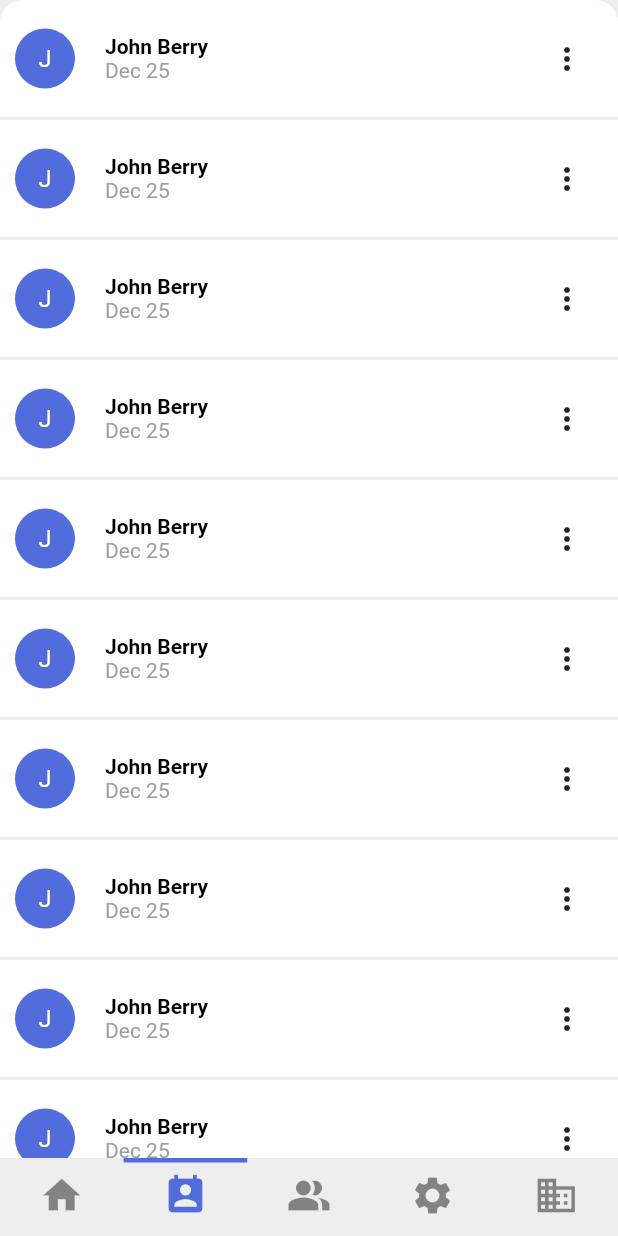
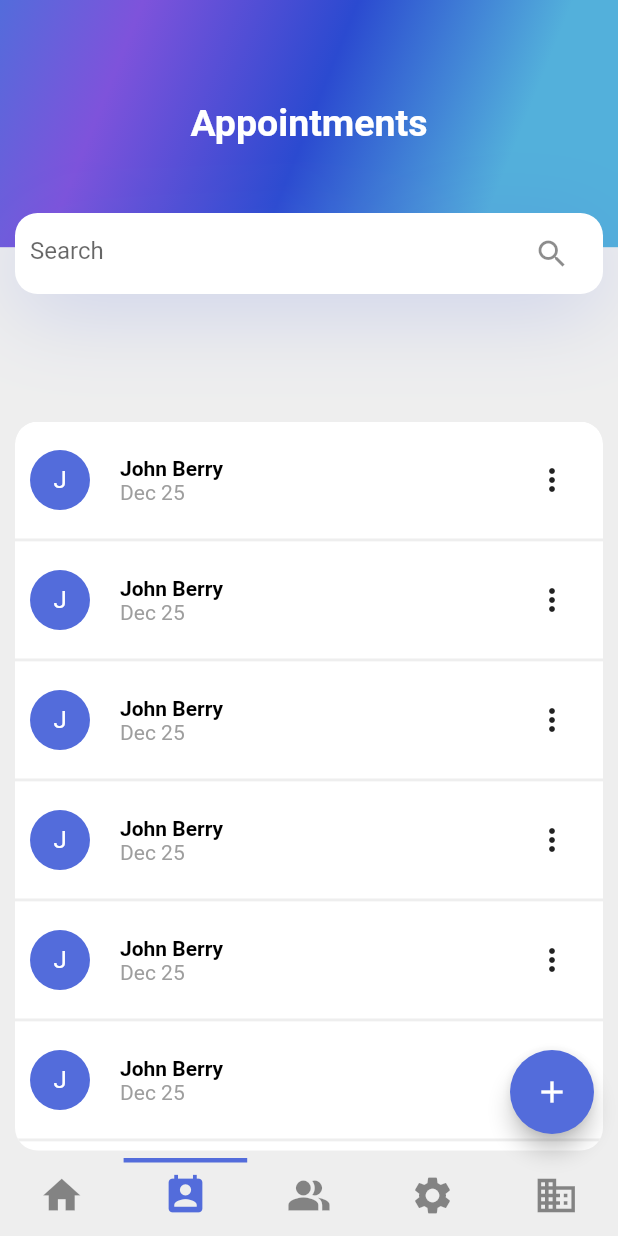
Before and after one commit to andrem122/NovaOneAppFlutter, a Flutter app: the screen it shows after launch, item 2 of the bottom bar chosen, on a phone screen of 412 x 824 dp. Run offline on Flutter 3.47's test engine with Material 2 defaults, Android fonts, the phone set to English and light mode, and no system bars; our stand-ins replace charts_flutter, device_preview, equatable, table_calendar.

Commit message:
Added appointments screen additional items like search text field

```diff
--- a/lib/screens/listObjects/novaOneListObjectsMobile.dart
+++ b/lib/screens/listObjects/novaOneListObjectsMobile.dart
@@ -1,6 +1,8 @@
 import 'package:flutter/material.dart';
+import 'package:novaone/constants.dart';
 import 'package:novaone/enums/enums.dart';
 import 'package:novaone/models/models.dart';
+import 'package:novaone/palette.dart';
 import 'package:novaone/widgets/widgets.dart';
 
 class NovaOneListObjectsMobilePortrait extends StatelessWidget {
@@ -13,11 +15,68 @@ class NovaOneListObjectsMobilePortrait extends StatelessWidget {
   @override
   Widget build(BuildContext context) {
     return Scaffold(
-      body: NovaOneTable(
-        tableItems: tableItems,
-        tableType: NovaOneTableTypes.ListTable,
-        scrollable: true,
-      ),
-    );
+        floatingActionButton: FloatingActionButton(
+          onPressed: () => print('Add Appointment'),
+          child: Icon(Icons.add),
+          backgroundColor: Palette.primaryColor,
+        ),
+        body: Column(children: [
+          Container(
+            height: MediaQuery.of(context).size.height * 0.25,
+            child: Stack(
+              children: [
+                GradientHeader(
+                  containerDecimalHeight: 0.20,
+                  child: SafeArea(
+                      child: Center(
+                          child: Text(
+                    'Appointments',
+                    style: TextStyle(
+                        color: Colors.white,
+                        fontSize: 25,
+                        fontWeight: FontWeight.bold),
+                  ))),
+                ),
+                Positioned(
+                  bottom: 0,
+                  left: 0,
+                  right: 0,
+                  child: Padding(
+                    padding: const EdgeInsets.all(defaultPadding),
+                    child: RoundedContainer(
+                      height: 54,
+                      boxShadow: [
+                        BoxShadow(
+                            blurRadius: 50,
+                            offset: Offset(0, 10),
+                            color: Palette.primaryColor.withOpacity(0.23))
+                      ],
+                      child: TextField(
+                        autocorrect: true,
+                        decoration: InputDecoration(
+                          enabledBorder: InputBorder.none,
+                          focusedBorder: InputBorder.none,
+                          hintText: 'Search',
+                          suffixIcon: Icon(Icons.search),
+                        ),
+                      ),
+                    ),
+                  ),
+                ),
+              ],
+            ),
+          ),
+          Flexible(
+            child: Padding(
+              padding: const EdgeInsets.fromLTRB(
+                  defaultPadding, 75, defaultPadding, 5),
+              child: NovaOneTable(
+                tableItems: tableItems,
+                tableType: NovaOneTableTypes.ListTable,
+                scrollable: true,
+              ),
+            ),
+          ),
+        ]));
   }
 }
--- a/lib/widgets/gradientHeader.dart
+++ b/lib/widgets/gradientHeader.dart
@@ -5,11 +5,13 @@ import 'package:novaone/palette.dart';
 class GradientHeader extends StatelessWidget {
   final double containerDecimalHeight;
   final Widget child;
+  final Alignment alignment;
 
   const GradientHeader(
       {Key key,
       this.containerDecimalHeight = 0.30,
-      this.child = const SizedBox.shrink()})
+      this.child = const SizedBox.shrink(),
+      this.alignment})
       : super(key: key);
   @override
   Widget build(BuildContext context) {
@@ -21,7 +23,7 @@ class GradientHeader extends StatelessWidget {
       height: MediaQuery.of(context).size.height *
           containerDecimalHeight, // 30% percent height of the device by default
       width: double.infinity,
-      alignment: Alignment.topLeft,
+      alignment: alignment,
       child: child,
     );
   }
--- a/lib/widgets/leadDetailHeader.dart
+++ b/lib/widgets/leadDetailHeader.dart
@@ -22,6 +22,7 @@ class LeadDetailHeader extends StatelessWidget {
       overflow: Overflow.visible,
       children: [
         GradientHeader(
+          alignment: Alignment.topLeft,
           child: IconButton(
             padding: const EdgeInsets.symmetric(vertical: 10, horizontal: 10),
             onPressed: () => Navigator.of(context).pop(),
--- a/lib/widgets/novaOneTable.dart
+++ b/lib/widgets/novaOneTable.dart
@@ -26,7 +26,9 @@ class NovaOneTable extends StatefulWidget {
 class _NovaOneTableState extends State<NovaOneTable> {
   @override
   Widget build(BuildContext context) {
-    return ListView.builder(
+    return ClipRRect(
+      borderRadius: BorderRadius.circular(containerBorderRadius),
+      child: ListView.builder(
           shrinkWrap: true,
           physics: widget.scrollable == false
               ? NeverScrollableScrollPhysics()
@@ -84,7 +86,8 @@ class _NovaOneTableState extends State<NovaOneTable> {
             }
 
             return tableItemWidget;
-        });
+          }),
+    );
   }
 }
 
@@ -244,7 +247,7 @@ class _NovaOneListTableItem extends StatelessWidget {
         onTap: onTap,
         child: Container(
           height: 80,
-          padding: EdgeInsets.all(10),
+          padding: EdgeInsets.all(defaultPadding),
           decoration: BoxDecoration(
             border: Border(
               bottom: isLastItem == false
--- a/lib/widgets/roundedContainer.dart
+++ b/lib/widgets/roundedContainer.dart
@@ -6,6 +6,7 @@ class RoundedContainer extends StatelessWidget {
   final double height;
   final double width;
   final BoxConstraints constraints;
+  final List<BoxShadow> boxShadow;
 
   const RoundedContainer({
     Key key,
@@ -13,6 +14,7 @@ class RoundedContainer extends StatelessWidget {
     this.height,
     this.width = double.infinity,
     this.constraints = const BoxConstraints(),
+    this.boxShadow,
   })  : assert(child != null),
         super(key: key);
   @override
@@ -23,6 +25,7 @@ class RoundedContainer extends StatelessWidget {
       height: height,
       width: width,
       decoration: BoxDecoration(
+          boxShadow: boxShadow,
           color: Colors.white,
           borderRadius: BorderRadius.circular(containerBorderRadius)),
       child: child,
```
Also changed, not shown: lib/testData.dart (+47 -0 lines). Lines whose indentation alone changed are shown as unchanged.
